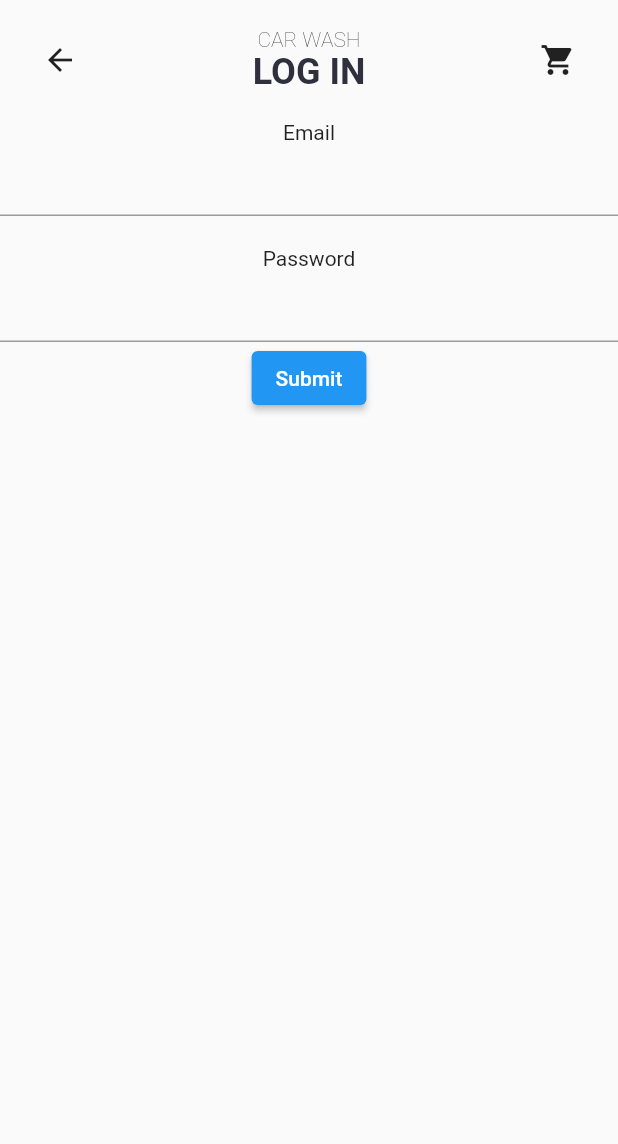
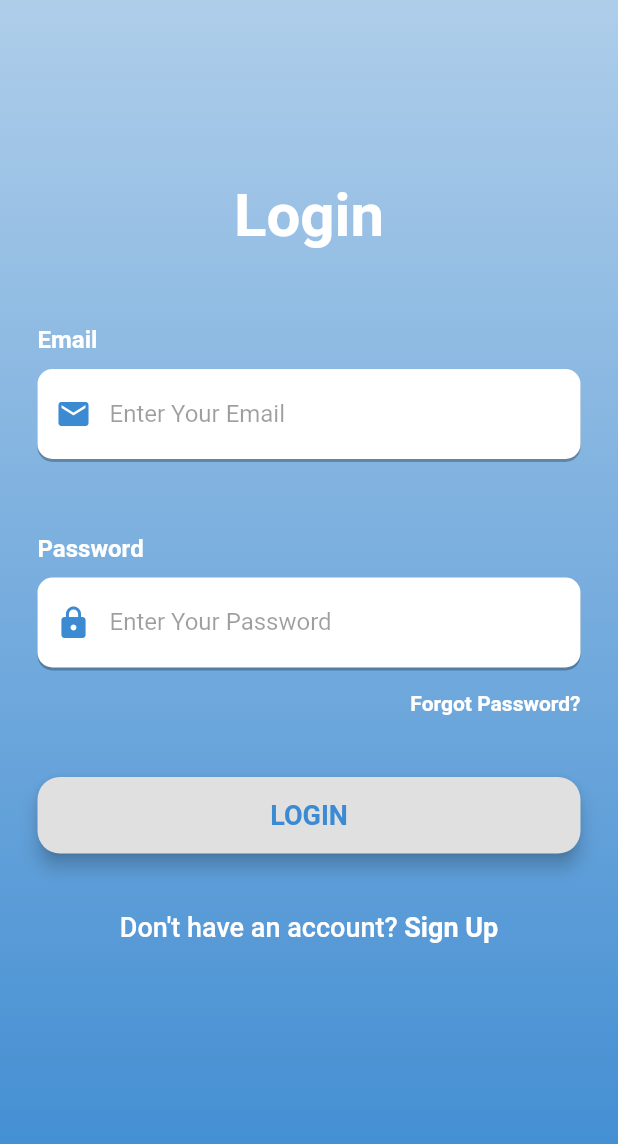
Before and after one commit to Hassangrey/CarWash, a Flutter app: the screen it shows after launch, on a phone screen of 412 x 824 dp. Shown: the top 1144 px of the screen. Run offline on Flutter 3.47's test engine with Material 2 defaults, Android fonts, the phone set to English and light mode, and no system bars; missing offline and left inert: flutter_session.

Commit message:
new login page

```diff
--- a/safacw/lib/Welcome Page/SignUpPage.dart
+++ b/safacw/lib/Welcome Page/SignUpPage.dart
@@ -1,5 +1,7 @@
 import 'package:flutter/material.dart';
 import 'package:safacw/Constants/appBarCustomized.dart';
+import 'package:safacw/Welcome%20Page/login_page.dart';
+import 'package:safacw/Welcome%20Page/login_screen.dart';
 
 import '../Details Page/DetailPageBar.dart';
 
@@ -14,6 +16,9 @@
 
 class _SignUpPageState extends State<SignUpPage> {
   final _formKey = GlobalKey<FormState>();
+  TextEditingController _userTEC = TextEditingController();
+  TextEditingController _emailTEC = TextEditingController();
+  TextEditingController _passTEC = TextEditingController();
 
 
 
@@ -29,8 +34,9 @@
                 children: [
                   DetailPageBar(tital: 'SIGN UP', onPress: () {}
                   ),
-                  Text("Email"),
+                  Text("Username"),
                   TextFormField(
+                    controller: _userTEC,
                     validator: (value) {
                       if (value == null || value.isEmpty) {
                         return 'Please enter some text';
@@ -38,8 +44,25 @@
                       return null;
                     },
                   ),
+                  SizedBox(
+                    height: 20,
+                  ),
+                  Text("Email"),
+                  TextFormField(
+                    controller: _emailTEC,
+                    validator: (value) {
+                      if (value == null || value.isEmpty) {
+                        return 'Please enter some text';
+                      }
+                      return null;
+                    },
+                  ),
+                  SizedBox(
+                    height: 20,
+                  ),
                   Text("Password"),
                   TextFormField(
+                    controller: _passTEC,
                     validator: (value) {
                       if (value == null || value.isEmpty) {
                         return 'Please enter some text';
@@ -49,6 +72,10 @@
                   ),
                   ElevatedButton(
                     onPressed: () {
+                      var _userName = _userTEC.text;
+                      var _email = _emailTEC.text;
+                      var _pass = _passTEC.text;
+                      print("USER: $_userName  ||  EMAIL: $_email  || PASS: $_pass ");
                       // Validate returns true if the form is valid, or false otherwise.
                       if (_formKey.currentState!.validate()) {
                         // If the form is valid, display a snackbar. In the real world,
@@ -63,7 +90,7 @@
                   ElevatedButton(
                     child: Text('already have an account?'),
                     onPressed: () {
-                      Navigator.popAndPushNamed(context, '/login');
+                      Navigator.popAndPushNamed(context, LoginScreen.id);
                     },)
                 ],
               ),
--- a/safacw/lib/Welcome Page/WelcomePage.dart
+++ b/safacw/lib/Welcome Page/WelcomePage.dart
@@ -1,6 +1,7 @@
 import 'dart:developer';
 
 import 'package:flutter/material.dart';
+import 'package:safacw/Welcome%20Page/login_screen.dart';
 import 'package:safacw/carWashMain.dart';
 import 'package:safacw/screens/choose_provider_page.dart';
 import '../../Constants/appBarCustomized.dart';
@@ -54,7 +55,7 @@
                   color: Color(0xFF46C7FF),
                   onPress: () {
                     Navigator.of(context).pop();
-                    Navigator.pushNamed(context, LoginPage.id);                  }),
+                    Navigator.pushNamed(context, LoginScreen.id);                  }),
               LoginButton(
                   tital: 'Sign Up',
                   color: Color(0xFF239BFE),
--- a/safacw/lib/Welcome Page/login_page.dart
+++ b/safacw/lib/Welcome Page/login_page.dart
@@ -6,37 +6,41 @@
 import '../Details Page/DetailPageBar.dart';
 import '../services/auth_service.dart';
 
-class LoginPage extends StatefulWidget {
-  const LoginPage({Key? key}) : super(key: key);
-  static const String id = '/LoginPage';
+class OldLoginPage extends StatefulWidget {
+  const OldLoginPage({Key? key}) : super(key: key);
+
 
   @override
-  _LoginPageState createState() => _LoginPageState();
+  _OldLoginPageState createState() => _OldLoginPageState();
 }
 
-class _LoginPageState extends State<LoginPage> {
+class _OldLoginPageState extends State<OldLoginPage> {
   final _formKey = GlobalKey<FormState>();
   TextEditingController _emailTEC = TextEditingController();
   TextEditingController _passTEC = TextEditingController();
+  String error_message ='';
 
 
-  Future<dynamic> getData(username,password) async {
+  Future<dynamic> getData(username, password) async {
     var response = await AuthService.login(username, password);
+    if(response == null) {
+      error_message = 'ERROR!!!!!';
+      setState(() {
 
-       if (response.statusCode==200){
+      });
+      return 'SERVER ERROR';
+    }
+
+    if (response.statusCode == 200) {
       final Map<String, dynamic> data = json.decode(response.body);
       AuthService.setToken(data['access'], data['refresh']);
       return "true";
-                      }
-                      else {
+    } else {
       final Map<String, dynamic> data = json.decode(response.body);
 
       return data;
     }
-
   }
-
-
 
   @override
   Widget build(BuildContext context) {
@@ -47,8 +51,7 @@
         child: SafeArea(
           child: Column(
             children: [
-                  DetailPageBar(tital: 'Log In', onPress: () {}
-                  ),
+              DetailPageBar(tital: 'Log In', onPress: () {}),
               Text("Email"),
               TextFormField(
                 controller: _emailTEC,
@@ -79,25 +82,23 @@
                   var _email = _emailTEC.text;
                   var _pass = _passTEC.text;
 
-
-
                   if (_formKey.currentState!.validate()) {
                     // If the form is valid, display a snackbar. In the real world,
                     // you'd often call a server or save the information in a database.
-                      var result = getData(_email,_pass).then((value) {
-                        if (value=="true"){
-                        }
-                        else{
+                    var result = getData(_email, _pass).then((value) {
+                      if (value == "true") {
+                      } else {
+
                         // show error message from value variable
                       }
                     });
-
-
                   }
                 },
                 child: const Text('Submit'),
               ),
-
+              Text(
+                error_message,
+              ),
             ],
           ),
         ),
--- /dev/null
+++ b/safacw/lib/Welcome Page/login_screen.dart
@@ -0,0 +1,307 @@
+import 'package:flutter/material.dart';
+import 'package:flutter/services.dart';
+import 'dart:convert';
+
+
+import '../services/auth_service.dart';
+import 'SignUpPage.dart';
+
+class LoginScreen extends StatefulWidget {
+  const LoginScreen({Key? key}) : super(key: key);
+  static const String id = '/LoginPage';
+
+  @override
+  State<LoginScreen> createState() => _LoginScreenState();
+}
+
+class _LoginScreenState extends State<LoginScreen> {
+  final _formKey = GlobalKey<FormState>();
+
+  //WIDGETS
+  TextEditingController _emailTEC = TextEditingController();
+  TextEditingController _passTEC = TextEditingController();
+
+  Future<dynamic> getData(username, password) async {
+    var response = await AuthService.login(username, password);
+
+    if (response.statusCode == 200) {
+      final Map<String, dynamic> data = json.decode(response.body);
+      AuthService.setToken(data['access'], data['refresh']);
+      return "true";
+    } else {
+      final Map<String, dynamic> data = json.decode(response.body);
+
+      return data;
+    }
+  }
+
+  Widget buildEmail() {
+    return Column(
+      crossAxisAlignment: CrossAxisAlignment.start,
+      children: [
+        Text(
+          'Email',
+          style: TextStyle(
+            color: Colors.white,
+            fontSize: 16,
+            fontWeight: FontWeight.bold,
+          ),
+        ),
+        SizedBox(height: 10,),
+        Container(
+          alignment: Alignment.centerLeft,
+          decoration: BoxDecoration(
+              color: Colors.white,
+              borderRadius: BorderRadius.circular(10),
+              boxShadow: [
+                BoxShadow(
+                  color: Colors.black26,
+                  offset: Offset(0,2),
+                )
+              ]
+          ),
+          height: 60,
+          child: TextFormField(
+            controller: _emailTEC,
+            validator: (value) {
+              if (value == null || value.isEmpty) {
+                return 'Please enter your email';
+              }
+              return null;
+            },
+
+            style: TextStyle(
+              color: Colors.black87,
+            ),
+            decoration: InputDecoration(
+                border: InputBorder.none,
+                contentPadding: EdgeInsets.only(top: 14),
+                prefixIcon: Icon(
+                  Icons.email,
+                  color: Color(0xFF3c8ad1),
+                ),
+                hintText: 'Enter Your Email',
+                hintStyle: TextStyle(
+                  color: Colors.black38,
+                )
+            ),
+
+          ),
+        )
+      ],
+    );
+
+  }
+
+  Widget buildPassword() {
+    return Column(
+      crossAxisAlignment: CrossAxisAlignment.start,
+      children: [
+        Text(
+          'Password',
+          style: TextStyle(
+            color: Colors.white,
+            fontSize: 16,
+            fontWeight: FontWeight.bold,
+          ),
+        ),
+        SizedBox(height: 10,),
+        Container(
+          alignment: Alignment.centerLeft,
+          decoration: BoxDecoration(
+              color: Colors.white,
+              borderRadius: BorderRadius.circular(10),
+              boxShadow: [
+                BoxShadow(
+                  color: Colors.black26,
+                  offset: Offset(0,2),
+                )
+              ]
+          ),
+          height: 60,
+          child: TextFormField(
+            controller: _passTEC,
+            validator: (value) {
+              if (value == null || value.isEmpty) {
+                return 'Please enter your password';
+              }
+              return null;
+            },
+            obscureText: true,
+            style: TextStyle(
+              color: Colors.black87,
+            ),
+            decoration: InputDecoration(
+                border: InputBorder.none,
+                contentPadding: EdgeInsets.only(top: 14),
+                prefixIcon: Icon(
+                  Icons.lock,
+                  color: Color(0xFF3c8ad1),
+                ),
+                hintText: 'Enter Your Password',
+                hintStyle: TextStyle(
+                  color: Colors.black38,
+                )
+            ),
+
+          ),
+        )
+      ],
+    );
+
+  }
+
+  Widget buildForgotPassBtn() {
+    return Container(
+      alignment: Alignment.centerRight,
+      child: FlatButton(
+        onPressed: () => print('Forgot Pass?'),
+        padding: EdgeInsets.only(right: 0),
+        child: Text(
+          'Forgot Password?',
+          style: TextStyle(
+            color: Colors.white,
+            fontWeight: FontWeight.bold,
+            fontSize: 14,
+
+          ),
+
+        ),
+      ),
+    );
+
+  }
+
+  Widget buildLoginBtn(){
+    return Container(
+      padding: EdgeInsets.symmetric(vertical: 25),
+      width: double.infinity,
+      child: RaisedButton(
+        elevation: 5,
+        onPressed: () {
+          var _email = _emailTEC.text;
+          var _pass = _passTEC.text;
+          if (_formKey.currentState!.validate()) {
+            // If the form is valid, display a snackbar. In the real world,
+            // you'd often call a server or save the information in a database.
+            var result = getData(_email, _pass).then((value) {
+              if (value == "true") {
+              } else {
+
+                // show error message from value variable
+              }
+            });
+          }
+
+        },
+        padding: EdgeInsets.all(15),
+        shape: RoundedRectangleBorder(
+          borderRadius: BorderRadius.circular(15),
+        ),
+        child: Text(
+          'LOGIN',
+          style: TextStyle(
+            color: Color(0xFF3c8ad1),
+            fontSize: 18,
+            fontWeight: FontWeight.bold,
+
+          ),
+        ),
+      ),
+
+    );
+  }
+
+  Widget buildSignUpBtn(Function() onPress) {
+    return FlatButton(
+      onPressed: onPress,
+      child: RichText(
+        text: TextSpan(
+            children: [
+              TextSpan(
+                text: 'Don\'t have an account? ',
+                style: TextStyle(
+                  color: Colors.white,
+                  fontWeight: FontWeight.w500,
+                  fontSize: 18,
+                ),
+              ),
+              TextSpan(
+                  text: 'Sign Up',
+                  style: TextStyle(
+                    color: Colors.white,
+                    fontWeight: FontWeight.bold,
+                    fontSize: 18,
+
+                  )
+              )
+            ]
+        ),
+      ),
+
+    );
+  }
+
+
+  @override
+  Widget build(BuildContext context) {
+    return Scaffold(
+      body: Form(
+        key: _formKey,
+        child: AnnotatedRegion<SystemUiOverlayStyle>(
+          value: SystemUiOverlayStyle.light,
+          child: GestureDetector(
+            child: Stack(
+              children: <Widget>[
+                Container(
+                  height: double.infinity,
+                  width: double.infinity,
+                  decoration: BoxDecoration(
+                      gradient: LinearGradient(
+                          begin: Alignment.topCenter,
+                          end: Alignment.bottomCenter,
+                          colors: [
+                        Color(0x663c8ad1),
+                        Color(0x993c8ad1),
+                        Color(0xCC3c8ad1),
+                        Color(0xFF3c8ad1),
+                      ])),
+                  child: SingleChildScrollView(
+                    physics: AlwaysScrollableScrollPhysics(),
+                    padding: EdgeInsets.symmetric(
+                      horizontal: 25,
+                      vertical: 120,
+                    ),
+                   child: Column(
+                      mainAxisAlignment: MainAxisAlignment.center,
+                      children: [
+                        Text(
+                          'Login',
+                          style: TextStyle(
+                            color: Colors.white,
+                            fontSize: 40,
+                            fontWeight: FontWeight.bold,
+                          ),
+                        ),
+                        SizedBox(height: 50),
+                        // Make widget
+                        buildEmail(),
+                        SizedBox(height: 50),
+                        buildPassword(),
+                        buildForgotPassBtn(),
+                        buildLoginBtn(),
+                        buildSignUpBtn(() {
+                          Navigator.popAndPushNamed(context, SignUpPage.id);
+                        }),
+                      ],
+                  ),
+                ),
+                ),
+              ],
+            ),
+          ),
+        ),
+      ),
+    );
+  }
+}
--- a/safacw/lib/main.dart
+++ b/safacw/lib/main.dart
@@ -5,6 +5,7 @@
 import 'package:safacw/Details%20Page/ItemDetailsPage.dart';
 import 'package:safacw/SettingsPage.dart';
 import 'package:safacw/SliderMenu.dart';
+import 'package:safacw/Welcome%20Page/login_screen.dart';
 import 'package:safacw/screens/choose_provider_page.dart';
 import 'Models/Item.dart';
 import 'Welcome Page/SignUpPage.dart';
@@ -21,7 +22,7 @@
   Widget build(BuildContext context) {
     return MaterialApp(
       debugShowCheckedModeBanner: false,
-      initialRoute: LoginPage.id,
+      initialRoute: LoginScreen.id,
       onGenerateRoute: onGenerateRoute,
     );
   }
@@ -42,8 +43,8 @@
     return MaterialPageRoute(builder: (_) => morePage());
   } else if (routeSettings.name == SignUpPage.id) {
     return MaterialPageRoute(builder: (_) => SignUpPage());
-  } else if (routeSettings.name == LoginPage.id) {
-    return MaterialPageRoute(builder: (_) => LoginPage());
+  } else if (routeSettings.name == LoginScreen.id) {
+    return MaterialPageRoute(builder: (_) => LoginScreen());
   } else if (routeSettings.name == ChooseProvider.id) {
     return MaterialPageRoute(builder: (_) => ChooseProvider());
   } else if (routeSettings.name == MyOrdersPage.id) {
--- /dev/null
+++ b/safacw/lib/widgets/buildLoginScreens.dart
@@ -0,0 +1,3 @@
+import 'package:flutter/material.dart';
+
+import '../Welcome Page/SignUpPage.dart';
```
Lines whose indentation alone changed are shown as unchanged.
